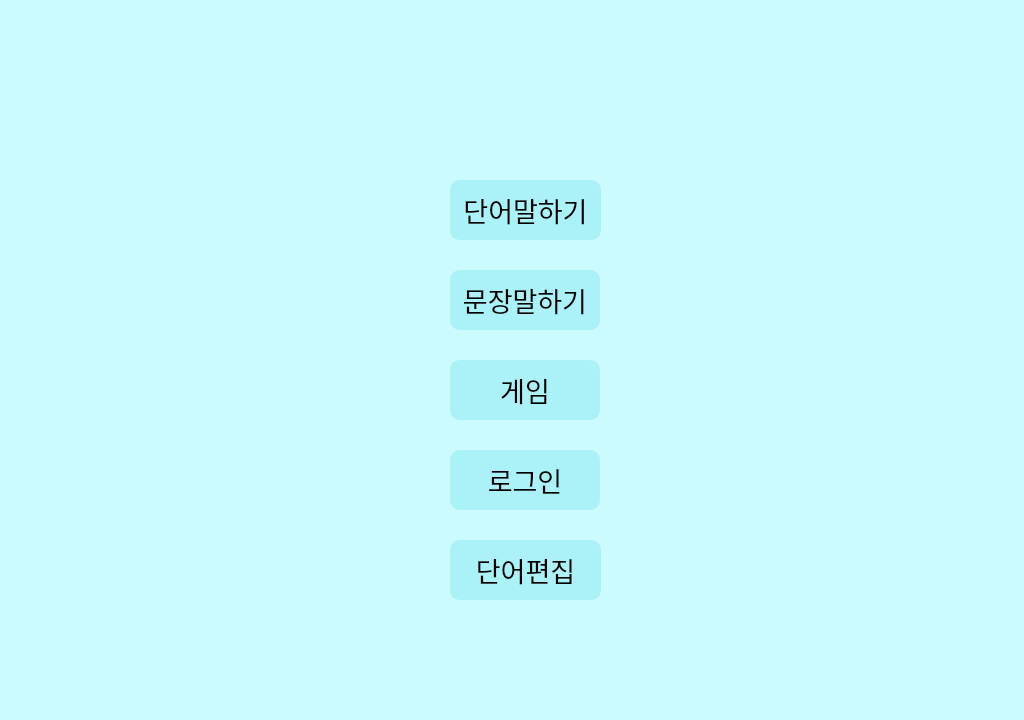
Qt form main.ui (sangin1/AAC) before a commit.
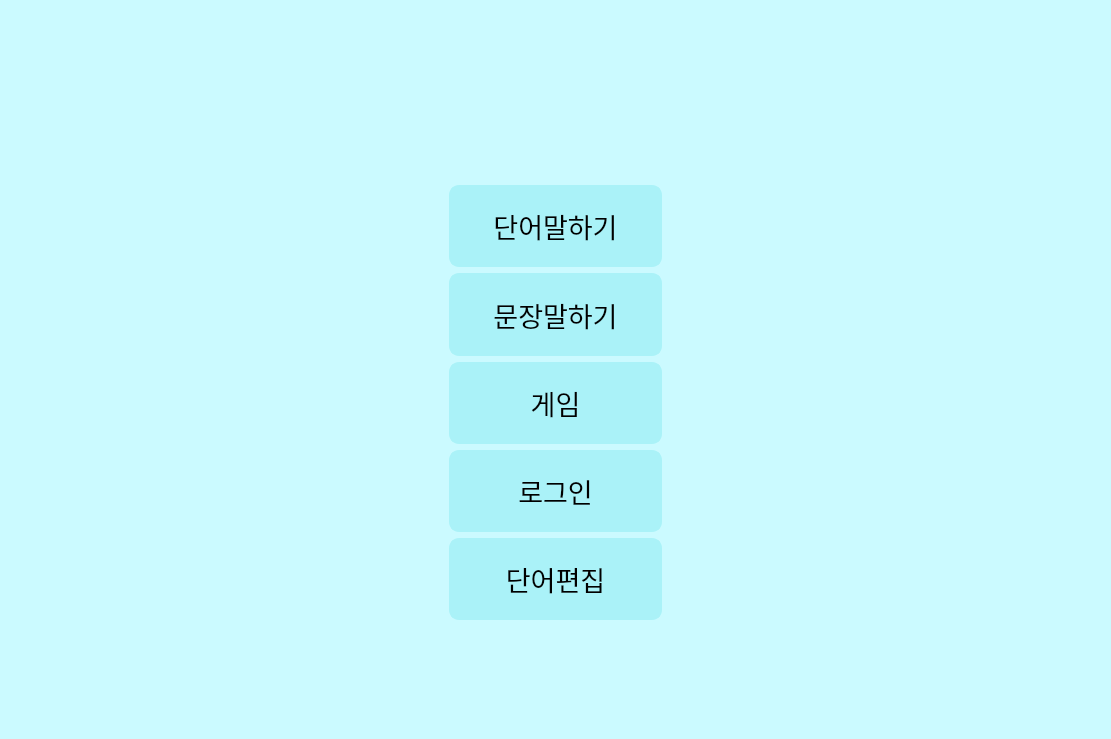
The same form after that commit.

Diff of the .ui file:
```diff
--- a/main.ui
+++ b/main.ui
@@ -6,8 +6,8 @@
    <rect>
     <x>0</x>
     <y>0</y>
-    <width>1024</width>
-    <height>720</height>
+    <width>1111</width>
+    <height>739</height>
    </rect>
   </property>
   <property name="windowTitle">
@@ -17,15 +17,103 @@
    <string notr="true">background-color: rgb(203, 250, 255);</string>
   </property>
   <widget class="QWidget" name="centralwidget">
+   <layout class="QGridLayout" name="gridLayout_5">
+    <item row="0" column="2">
+     <layout class="QGridLayout" name="gridLayout_6">
+      <item row="0" column="0">
+       <widget class="QLabel" name="label_8">
+        <property name="text">
+         <string/>
+        </property>
+       </widget>
+      </item>
+     </layout>
+    </item>
+    <item row="5" column="2">
+     <widget class="QLabel" name="label_4">
+      <property name="font">
+       <font>
+        <family>AcadEref</family>
+        <pointsize>20</pointsize>
+       </font>
+      </property>
+      <property name="styleSheet">
+       <string notr="true">border-color: rgb(170, 242, 248); 
+border-style: solid;
+border-width: 2px;
+border-radius: 10px;-width: 2px;
+border-radius: 10px;
+background-color: rgb(170, 242, 248);</string>
+      </property>
+      <property name="text">
+       <string>로그인</string>
+      </property>
+      <property name="alignment">
+       <set>Qt::AlignCenter</set>
+      </property>
+     </widget>
+    </item>
+    <item row="6" column="2">
+     <widget class="QLabel" name="label_5">
+      <property name="font">
+       <font>
+        <family>AcadEref</family>
+        <pointsize>20</pointsize>
+       </font>
+      </property>
+      <property name="styleSheet">
+       <string notr="true">border-color: rgb(170, 242, 248); 
+background-color: rgb(170, 242, 248);
+border-style: solid;
+border-width: 2px;
+border-radius: 10px;</string>
+      </property>
+      <property name="text">
+       <string>단어편집</string>
+      </property>
+      <property name="alignment">
+       <set>Qt::AlignCenter</set>
+      </property>
+     </widget>
+    </item>
+    <item row="1" column="3">
+     <widget class="QLabel" name="label_6">
+      <property name="text">
+       <string/>
+      </property>
+     </widget>
+    </item>
+    <item row="1" column="2">
+     <layout class="QGridLayout" name="gridLayout_3">
+      <item row="0" column="0">
+       <widget class="QLabel" name="label_7">
+        <property name="text">
+         <string/>
+        </property>
+       </widget>
+      </item>
+     </layout>
+    </item>
+    <item row="7" column="2">
+     <layout class="QGridLayout" name="gridLayout_4">
+      <item row="0" column="0">
+       <widget class="QLabel" name="label_9">
+        <property name="text">
+         <string/>
+        </property>
+       </widget>
+      </item>
+     </layout>
+    </item>
+    <item row="1" column="1">
+     <widget class="QLabel" name="label">
+      <property name="text">
+       <string/>
+      </property>
+     </widget>
+    </item>
+    <item row="2" column="2">
    <widget class="QLabel" name="label_1">
-    <property name="geometry">
-     <rect>
-      <x>450</x>
-      <y>180</y>
-      <width>151</width>
-      <height>60</height>
-     </rect>
-    </property>
     <property name="font">
      <font>
       <family>AcadEref</family>
@@ -46,15 +134,9 @@
      <set>Qt::AlignCenter</set>
     </property>
    </widget>
+    </item>
+    <item row="3" column="2">
    <widget class="QLabel" name="label_2">
-    <property name="geometry">
-     <rect>
-      <x>450</x>
-      <y>270</y>
-      <width>150</width>
-      <height>60</height>
-     </rect>
-    </property>
     <property name="font">
      <font>
       <family>AcadEref</family>
@@ -75,15 +157,9 @@
      <set>Qt::AlignCenter</set>
     </property>
    </widget>
+    </item>
+    <item row="4" column="2">
    <widget class="QLabel" name="label_3">
-    <property name="geometry">
-     <rect>
-      <x>450</x>
-      <y>360</y>
-      <width>150</width>
-      <height>60</height>
-     </rect>
-    </property>
     <property name="font">
      <font>
       <family>AcadEref</family>
@@ -104,65 +180,22 @@
      <set>Qt::AlignCenter</set>
     </property>
    </widget>
-   <widget class="QLabel" name="label_4">
-    <property name="geometry">
-     <rect>
-      <x>450</x>
-      <y>450</y>
-      <width>150</width>
-      <height>60</height>
-     </rect>
-    </property>
-    <property name="font">
-     <font>
-      <family>AcadEref</family>
-      <pointsize>20</pointsize>
-     </font>
-    </property>
-    <property name="styleSheet">
-     <string notr="true">border-color: rgb(170, 242, 248); 
-border-style: solid;
-border-width: 2px;
-border-radius: 10px;-width: 2px;
-border-radius: 10px;
-background-color: rgb(170, 242, 248);</string>
-    </property>
+    </item>
+    <item row="1" column="4">
+     <widget class="QLabel" name="label_11">
     <property name="text">
-     <string>로그인</string>
-    </property>
-    <property name="alignment">
-     <set>Qt::AlignCenter</set>
-    </property>
-   </widget>
-   <widget class="QLabel" name="label_5">
-    <property name="geometry">
-     <rect>
-      <x>450</x>
-      <y>540</y>
-      <width>151</width>
-      <height>60</height>
-     </rect>
-    </property>
-    <property name="font">
-     <font>
-      <family>AcadEref</family>
-      <pointsize>20</pointsize>
-     </font>
-    </property>
-    <property name="styleSheet">
-     <string notr="true">border-color: rgb(170, 242, 248); 
-background-color: rgb(170, 242, 248);
-border-style: solid;
-border-width: 2px;
-border-radius: 10px;</string>
-    </property>
+       <string/>
+      </property>
+     </widget>
+    </item>
+    <item row="1" column="0">
+     <widget class="QLabel" name="label_10">
     <property name="text">
-     <string>단어편집</string>
-    </property>
-    <property name="alignment">
-     <set>Qt::AlignCenter</set>
-    </property>
-   </widget>
+       <string/>
+      </property>
+     </widget>
+    </item>
+   </layout>
   </widget>
   <widget class="QMenuBar" name="menubar">
    <property name="geometry">
```
Left out of the diff: 2 changed lines with no effect on the pictures. Lines whose indentation alone changed are shown as unchanged.
